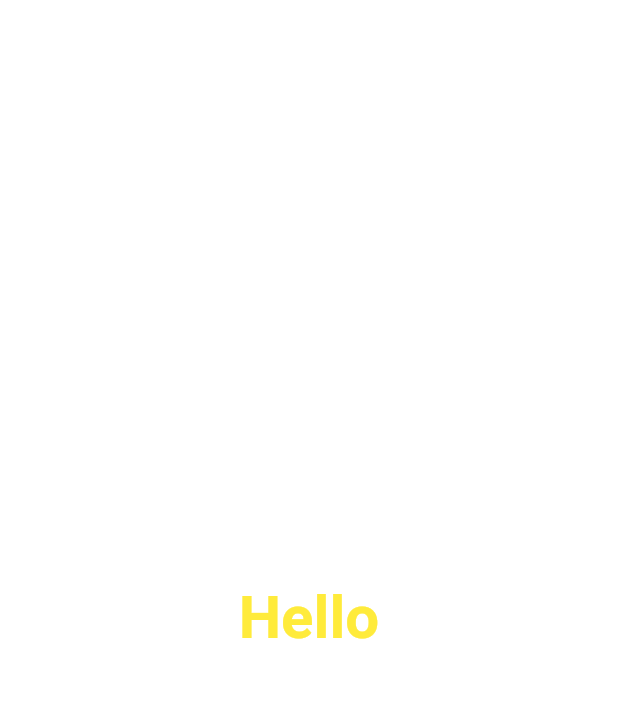
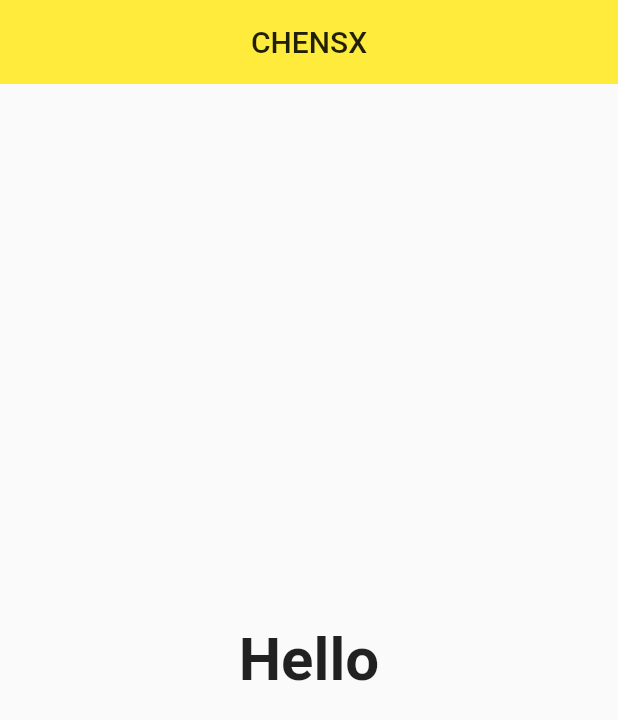
Before and after one commit to ChenS-X/flutter_csx, a Flutter app: the screen it shows after launch, on a phone screen of 412 x 824 dp. Shown: the top 720 px of the screen. Run offline on Flutter 3.47's test engine with Material 2 defaults, Android fonts, the phone set to English and light mode, and no system bars.

Commit message:
使用materialapp组件

```diff
--- a/lib/main.dart
+++ b/lib/main.dart
@@ -6,12 +6,32 @@ class App extends StatelessWidget{
   @override
   Widget build(BuildContext context) {
     // TODO: implement build
+    return MaterialApp(
+      home: Scaffold(
+        appBar:AppBar(
+          title: Text("CHENSX"),
+          elevation: 0.0,//设置标题栏下部阴影
+          centerTitle: true,//设置标题位置
+        ),
+        body: Hello(),
+      ),
+      theme: ThemeData(
+        primarySwatch: Colors.yellow
+      ),
+    );
+  }
+}
+
+class Hello extends StatelessWidget{
+  @override
+  Widget build(BuildContext context) {
+    // TODO: implement build
     return Center(
       child:Text(
         "Hello",
         textDirection:TextDirection.ltr,
         style: TextStyle(
-          color: Colors.yellow,
+          color: Colors.black87,
           fontSize: 40.0,
           fontWeight: FontWeight.bold
         ),
```
